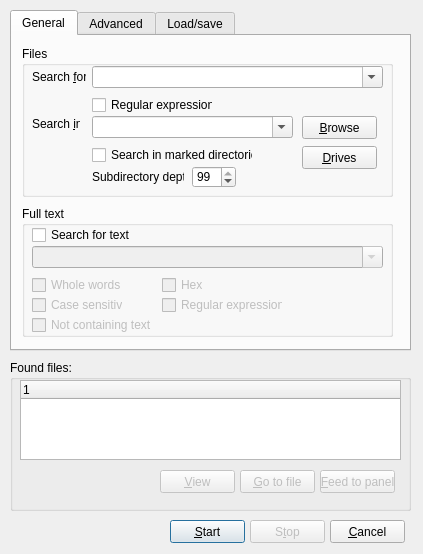
Above: FindFilesDialog.ui from martin-kudlicka/file-commander before the change. Below: the same form after it.
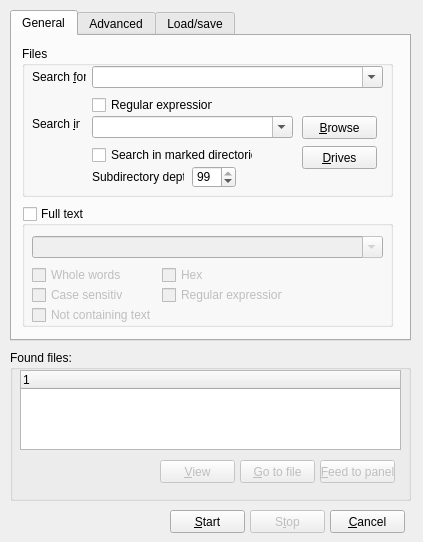
That is the form after the change.

Commit message: * Find files dialog slightly modified in Full text search part

Diff of the .ui file:
```diff
--- a/FindFilesDialog.ui
+++ b/FindFilesDialog.ui
@@ -6,61 +6,19 @@
     <x>0</x>
     <y>0</y>
     <width>423</width>
-    <height>554</height>
+    <height>542</height>
    </rect>
   </property>
   <property name="windowTitle" >
    <string>Find files</string>
   </property>
-  <widget class="QPushButton" name="qpbStart" >
-   <property name="geometry" >
-    <rect>
-     <x>170</x>
-     <y>520</y>
-     <width>75</width>
-     <height>23</height>
-    </rect>
-   </property>
-   <property name="text" >
-    <string>&amp;Start</string>
-   </property>
-  </widget>
-  <widget class="QPushButton" name="qpbStop" >
-   <property name="enabled" >
-    <bool>false</bool>
-   </property>
-   <property name="geometry" >
-    <rect>
-     <x>250</x>
-     <y>520</y>
-     <width>75</width>
-     <height>23</height>
-    </rect>
-   </property>
-   <property name="text" >
-    <string>S&amp;top</string>
-   </property>
-  </widget>
-  <widget class="QPushButton" name="qpbCancel" >
-   <property name="geometry" >
-    <rect>
-     <x>330</x>
-     <y>520</y>
-     <width>75</width>
-     <height>23</height>
-    </rect>
-   </property>
-   <property name="text" >
-    <string>&amp;Cancel</string>
-   </property>
-  </widget>
   <widget class="QTabWidget" name="tabWidget" >
    <property name="geometry" >
     <rect>
      <x>10</x>
      <y>10</y>
      <width>401</width>
-     <height>341</height>
+     <height>331</height>
     </rect>
    </property>
    <property name="currentIndex" >
@@ -70,128 +28,6 @@
     <attribute name="title" >
      <string>General</string>
     </attribute>
-    <widget class="QGroupBox" name="groupBox_2" >
-     <property name="geometry" >
-      <rect>
-       <x>10</x>
-       <y>170</y>
-       <width>371</width>
-       <height>131</height>
-      </rect>
-     </property>
-     <property name="title" >
-      <string>Full text</string>
-     </property>
-     <widget class="QCheckBox" name="qcbFullTextWholeWords" >
-      <property name="enabled" >
-       <bool>false</bool>
-      </property>
-      <property name="geometry" >
-       <rect>
-        <x>10</x>
-        <y>70</y>
-        <width>91</width>
-        <height>18</height>
-       </rect>
-      </property>
-      <property name="text" >
-       <string>Whole words</string>
-      </property>
-     </widget>
-     <widget class="QCheckBox" name="qcbFullTextCaseSensitive" >
-      <property name="enabled" >
-       <bool>false</bool>
-      </property>
-      <property name="geometry" >
-       <rect>
-        <x>10</x>
-        <y>90</y>
-        <width>91</width>
-        <height>18</height>
-       </rect>
-      </property>
-      <property name="text" >
-       <string>Case sensitive</string>
-      </property>
-     </widget>
-     <widget class="QCheckBox" name="qcbFullTextNotContainingText" >
-      <property name="enabled" >
-       <bool>false</bool>
-      </property>
-      <property name="geometry" >
-       <rect>
-        <x>10</x>
-        <y>110</y>
-        <width>121</width>
-        <height>18</height>
-       </rect>
-      </property>
-      <property name="text" >
-       <string>Not containing text</string>
-      </property>
-     </widget>
-     <widget class="QCheckBox" name="qcbSearchForText" >
-      <property name="geometry" >
-       <rect>
-        <x>10</x>
-        <y>20</y>
-        <width>101</width>
-        <height>18</height>
-       </rect>
-      </property>
-      <property name="text" >
-       <string>Search for text</string>
-      </property>
-     </widget>
-     <widget class="QCheckBox" name="qcbFullTextRegularExpression" >
-      <property name="enabled" >
-       <bool>false</bool>
-      </property>
-      <property name="geometry" >
-       <rect>
-        <x>140</x>
-        <y>90</y>
-        <width>121</width>
-        <height>18</height>
-       </rect>
-      </property>
-      <property name="text" >
-       <string>Regular expression</string>
-      </property>
-     </widget>
-     <widget class="QCheckBox" name="qcbFullTextHex" >
-      <property name="enabled" >
-       <bool>false</bool>
-      </property>
-      <property name="geometry" >
-       <rect>
-        <x>140</x>
-        <y>70</y>
-        <width>71</width>
-        <height>18</height>
-       </rect>
-      </property>
-      <property name="text" >
-       <string>Hex</string>
-      </property>
-     </widget>
-     <widget class="QComboBox" name="qcbFullText" >
-      <property name="enabled" >
-       <bool>false</bool>
-      </property>
-      <property name="geometry" >
-       <rect>
-        <x>10</x>
-        <y>40</y>
-        <width>351</width>
-        <height>22</height>
-       </rect>
-      </property>
-      <property name="editable" >
-       <bool>true</bool>
-      </property>
-     </widget>
-    </widget>
     <widget class="QGroupBox" name="groupBox" >
      <property name="geometry" >
       <rect>
@@ -347,6 +183,103 @@
       </property>
      </widget>
     </widget>
+    <widget class="QGroupBox" name="qgbFullText" >
+     <property name="geometry" >
+      <rect>
+       <x>10</x>
+       <y>170</y>
+       <width>371</width>
+       <height>121</height>
+      </rect>
+     </property>
+     <property name="title" >
+      <string>Full text</string>
+     </property>
+     <property name="checkable" >
+      <bool>true</bool>
+     </property>
+     <property name="checked" >
+      <bool>false</bool>
+     </property>
+     <widget class="QComboBox" name="qcbFullText" >
+      <property name="geometry" >
+       <rect>
+        <x>10</x>
+        <y>30</y>
+        <width>351</width>
+        <height>22</height>
+       </rect>
+      </property>
+      <property name="editable" >
+       <bool>true</bool>
+      </property>
+     </widget>
+     <widget class="QCheckBox" name="qcbFullTextWholeWords" >
+      <property name="geometry" >
+       <rect>
+        <x>10</x>
+        <y>60</y>
+        <width>91</width>
+        <height>18</height>
+       </rect>
+      </property>
+      <property name="text" >
+       <string>Whole words</string>
+      </property>
+     </widget>
+     <widget class="QCheckBox" name="qcbFullTextCaseSensitive" >
+      <property name="geometry" >
+       <rect>
+        <x>10</x>
+        <y>80</y>
+        <width>91</width>
+        <height>18</height>
+       </rect>
+      </property>
+      <property name="text" >
+       <string>Case sensitive</string>
+      </property>
+     </widget>
+     <widget class="QCheckBox" name="qcbFullTextNotContainingText" >
+      <property name="geometry" >
+       <rect>
+        <x>10</x>
+        <y>100</y>
+        <width>121</width>
+        <height>18</height>
+       </rect>
+      </property>
+      <property name="text" >
+       <string>Not containing text</string>
+      </property>
+     </widget>
+     <widget class="QCheckBox" name="qcbFullTextHex" >
+      <property name="geometry" >
+       <rect>
+        <x>140</x>
+        <y>60</y>
+        <width>71</width>
+        <height>18</height>
+       </rect>
+      </property>
+      <property name="text" >
+       <string>Hex</string>
+      </property>
+     </widget>
+     <widget class="QCheckBox" name="qcbFullTextRegularExpression" >
+      <property name="geometry" >
+       <rect>
+        <x>140</x>
+        <y>80</y>
+        <width>121</width>
+        <height>18</height>
+       </rect>
+      </property>
+      <property name="text" >
+       <string>Regular expression</string>
+      </property>
+     </widget>
+    </widget>
    </widget>
    <widget class="QWidget" name="tab_2" >
     <attribute name="title" >
@@ -586,7 +519,7 @@
    <property name="geometry" >
     <rect>
      <x>10</x>
-     <y>360</y>
+     <y>350</y>
      <width>401</width>
      <height>151</height>
     </rect>
@@ -656,6 +589,48 @@
     </property>
    </widget>
   </widget>
+  <widget class="QPushButton" name="qpbStart" >
+   <property name="geometry" >
+    <rect>
+     <x>170</x>
+     <y>510</y>
+     <width>75</width>
+     <height>23</height>
+    </rect>
+   </property>
+   <property name="text" >
+    <string>&amp;Start</string>
+   </property>
+  </widget>
+  <widget class="QPushButton" name="qpbStop" >
+   <property name="enabled" >
+    <bool>false</bool>
+   </property>
+   <property name="geometry" >
+    <rect>
+     <x>250</x>
+     <y>510</y>
+     <width>75</width>
+     <height>23</height>
+    </rect>
+   </property>
+   <property name="text" >
+    <string>S&amp;top</string>
+   </property>
+  </widget>
+  <widget class="QPushButton" name="qpbCancel" >
+   <property name="geometry" >
+    <rect>
+     <x>330</x>
+     <y>510</y>
+     <width>75</width>
+     <height>23</height>
+    </rect>
+   </property>
+   <property name="text" >
+    <string>&amp;Cancel</string>
+   </property>
+  </widget>
  </widget>
  <tabstops>
   <tabstop>qcbSearchFor</tabstop>
```
Left out of the diff: 33 changed lines with no effect on the pictures. The commit also changes 2 other files.
